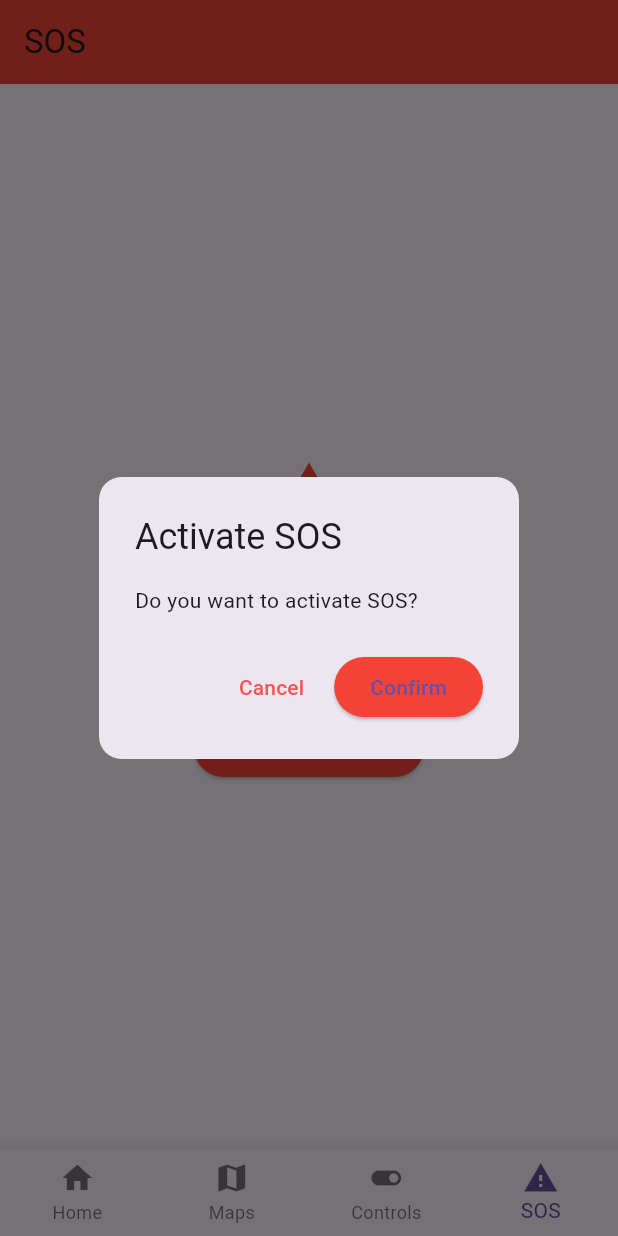
After one commit to Kunalwewreeer/MoveEase_flutter, a Flutter app: the MainScreen screen opened directly, item 4 of the bottom bar chosen, after a tap on "Send SOS Signal", on a phone screen of 412 x 824 dp. The commit adds this screen. Run offline on Flutter 3.47's test engine with Material 3 defaults, Android fonts, the phone set to English and light mode, and no system bars; our stand-ins replace google_maps_flutter.

Commit message:
almost all pages basic

```diff
--- /dev/null
+++ b/lib/controls_page.dart
@@ -0,0 +1,65 @@
+import 'package:flutter/material.dart';
+import 'controls/feature_activation.dart';
+class ControlsPage extends StatelessWidget {
+  Widget featureButton({required String title, required IconData icon, required VoidCallback onPressed}) {
+    return ElevatedButton.icon(
+      onPressed: onPressed,
+      icon: Icon(icon, size: 60), // Large icon for visibility
+      label: Text(title, style: TextStyle(fontSize: 20)), // Large text for readability
+      style: ElevatedButton.styleFrom(
+        primary: Colors.blueAccent, // A pleasant color for the button
+        onPrimary: Colors.white, // Text color
+        minimumSize: Size(200, 100), // Large button size for easy interaction
+        shape: RoundedRectangleBorder(
+          borderRadius: BorderRadius.circular(15), // Rounded edges for a modern look
+        ),
+        padding: EdgeInsets.symmetric(vertical: 20, horizontal: 30), // Padding for icon and text
+      ),
+    );
+  }
+
+  @override
+  Widget build(BuildContext context) {
+    return Scaffold(
+      appBar: AppBar(
+        title: Text('Controls'),
+        backgroundColor: Colors.blueGrey, // Gives a technological feel
+      ),
+      body: SingleChildScrollView( // Ensures usability on all screen sizes
+        child: Padding(
+          padding: const EdgeInsets.all(20.0),
+          child: Column(
+            mainAxisAlignment: MainAxisAlignment.center,
+            children: <Widget>[
+              featureButton(
+                title: 'Wheel Climbing',
+                icon: Icons.settings_ethernet, // Example icon, replace as needed
+                onPressed: () {
+                  Navigator.of(context).push(MaterialPageRoute(builder: (context) => FeatureActivationPage(featureName: 'Wheel Climbing')));// Logic for Wheel Climbing
+                },
+              ),
+              SizedBox(height: 20),
+              featureButton(
+                title: 'Increase Elevation',
+                icon: Icons.arrow_upward, // Example icon, replace as needed
+                onPressed: () {
+                  Navigator.of(context).push(MaterialPageRoute(builder: (context) => FeatureActivationPage(featureName: 'Increase Elevation')));// Logic for Increasing Elevation
+                },
+              ),
+              SizedBox(height: 30),
+              Text(
+                'Once activated, movement can be precisely controlled using the joystick, enabling seamless navigation and adjustment.',
+                style: TextStyle(
+                  fontSize: 18, // Slightly larger font for importance
+                  color: Colors.blueGrey[600], // Color for a subtle, modern look
+                  fontWeight: FontWeight.w400, // Medium weight for clarity
+                ),
+                textAlign: TextAlign.center, // Centers the text for better aesthetics
+              ),
+            ],
+          ),
+        ),
+      ),
+    );
+  }
+}
--- a/lib/home_page.dart
+++ b/lib/home_page.dart
@@ -1,5 +1,6 @@
 import 'package:flutter/material.dart';
-
+import 'package:flutter/services.dart';
+import 'maps_page.dart';
 class HomePage extends StatefulWidget {
   @override
   _HomePageState createState() => _HomePageState();
@@ -14,6 +15,9 @@ class _HomePageState extends State<HomePage> {
     setState(() {
       _selectedIndex = index;
     });
+    if (index == 1) {
+      Navigator.push(context, MaterialPageRoute(builder: (context) => MapsScreen()));
+    }
   }
 
   @override
@@ -40,13 +44,15 @@ class _HomePageState extends State<HomePage> {
           children: <Widget>[
             SizedBox(height: 40), // More space from the top
             Container(
-              height: 300, // Increased height for a squarish shape
+              height: 300,
               margin: EdgeInsets.symmetric(horizontal: 30, vertical: 20),
               decoration: BoxDecoration(
-                color: Colors.blueAccent[100],
-                borderRadius: BorderRadius.circular(20), // Rounded corners
+                borderRadius: BorderRadius.circular(20),
+                image: DecorationImage(
+                  image: AssetImage('assets/images/wheelchair_autocad1.png'), // Use your actual image path here
+                  fit: BoxFit.cover, // This ensures the image covers the container, you can adjust as needed
+                ),
               ),
-              child: Center(child: Text('Animation Placeholder', style: TextStyle(color: Colors.white, fontSize: 24))),
             ),
             Card(
               elevation: 4,
@@ -81,19 +87,8 @@ class _HomePageState extends State<HomePage> {
           ],
         ),
       ),
-      bottomNavigationBar: BottomNavigationBar(
-        items: const <BottomNavigationBarItem>[
-          BottomNavigationBarItem(icon: Icon(Icons.home), label: 'Home'),
-          BottomNavigationBarItem(icon: Icon(Icons.search), label: 'Search'),
-          BottomNavigationBarItem(icon: Icon(Icons.notifications), label: 'Notifications'),
-          BottomNavigationBarItem(icon: Icon(Icons.account_circle), label: 'Profile'),
-        ],
-        currentIndex: _selectedIndex,
-        onTap: _onItemTapped,
-        selectedItemColor: Colors.blue[800],
-        unselectedItemColor: Colors.blueGrey,
-        type: BottomNavigationBarType.fixed,
-      ),
+
+
     );
   }
 }
--- a/lib/main.dart
+++ b/lib/main.dart
@@ -1,6 +1,10 @@
 import 'package:flutter/material.dart';
 import 'package:flutter/services.dart';
 import 'home_page.dart';
+import 'maps_page.dart';
+import 'main_screen.dart';
+import 'sos_page.dart';
+import 'controls_page.dart';
 void main() {
   runApp(MyApp());
 }
@@ -37,7 +41,7 @@ class _LoginFormState extends State<LoginForm> {
       print('Email: ${_emailController.text}, Password: ${_passwordController.text}');
           Navigator.pushReplacement(
       context,
-      MaterialPageRoute(builder: (context) => HomePage()),
+      MaterialPageRoute(builder: (context) => MainScreen()),
     );
       // Here you can add your login logic
     }
--- /dev/null
+++ b/lib/main_screen.dart
@@ -0,0 +1,49 @@
+import 'package:flutter/material.dart';
+import 'maps_page.dart'; // Assume this is your MapsScreen
+import 'home_page.dart'; // Your HomePage
+import 'controls_page.dart'; // Placeholder for your Controls screen
+import 'sos_page.dart'; // Placeholder for your SOS screen
+
+class MainScreen extends StatefulWidget {
+  @override
+  _MainScreenState createState() => _MainScreenState();
+}
+
+class _MainScreenState extends State<MainScreen> {
+  int _selectedIndex = 0;
+
+  // List of widgets to use as bodies for the navigation bar
+  final List<Widget> _widgetOptions = [
+    HomePage(),
+    MapsScreen(),
+    ControlsPage(), // Placeholder for your Controls screen
+    SOSPage(), // Placeholder for your SOS screen
+  ];
+
+  void _onItemTapped(int index) {
+    setState(() {
+      _selectedIndex = index;
+    });
+  }
+
+  @override
+  Widget build(BuildContext context) {
+    return Scaffold(
+      body: IndexedStack(
+        index: _selectedIndex,
+        children: _widgetOptions,
+      ),
+      bottomNavigationBar: BottomNavigationBar(
+        items: const <BottomNavigationBarItem>[
+          BottomNavigationBarItem(icon: Icon(Icons.home), label: 'Home'),
+          BottomNavigationBarItem(icon: Icon(Icons.map), label: 'Maps'),
+          BottomNavigationBarItem(icon: Icon(Icons.toggle_on), label: 'Controls'),
+          BottomNavigationBarItem(icon: Icon(Icons.warning), label: 'SOS'),
+        ],
+        currentIndex: _selectedIndex,
+        onTap: _onItemTapped,
+        type: BottomNavigationBarType.fixed,
+      ),
+    );
+  }
+}
--- /dev/null
+++ b/lib/maps_page.dart
@@ -0,0 +1,41 @@
+import 'package:flutter/material.dart';
+import 'package:google_maps_flutter/google_maps_flutter.dart';
+
+class MapsScreen extends StatefulWidget {
+  @override
+  _MapsScreenState createState() => _MapsScreenState();
+}
+
+class _MapsScreenState extends State<MapsScreen> {
+  final TextEditingController _searchController = TextEditingController();
+
+  @override
+  Widget build(BuildContext context) {
+    return Scaffold(
+      appBar: AppBar(
+        title: TextField(
+          controller: _searchController,
+          decoration: InputDecoration(
+            hintText: 'Search here...',
+            suffixIcon: IconButton(
+              icon: Icon(Icons.search),
+              onPressed: () {
+                // Handle search logic
+                print('Searching: ${_searchController.text}');
+              },
+            ),
+          ),
+        ),
+      ),
+      body: GoogleMap(
+        initialCameraPosition: CameraPosition(
+          // Example location: GooglePlex
+          target: LatLng(37.4220, -122.0841),
+          zoom: 14.4746,
+        ),
+        // Add your Google Maps API key here
+        mapType: MapType.normal,
+      ),
+    );
+  }
+}
--- /dev/null
+++ b/lib/sos_page.dart
@@ -0,0 +1,67 @@
+import 'package:flutter/material.dart';
+import 'sos_activation_page.dart';
+class SOSPage extends StatelessWidget {
+  void _showSOSConfirmationDialog(BuildContext context) {
+    showDialog(
+      context: context,
+      builder: (BuildContext context) {
+        return AlertDialog(
+          title: Text('Activate SOS'),
+          content: Text('Do you want to activate SOS?'),
+          shape: RoundedRectangleBorder(borderRadius: BorderRadius.circular(15)), // Rounded corners
+          actions: <Widget>[
+            TextButton(
+              child: Text('Cancel', style: TextStyle(color: Colors.redAccent)),
+              onPressed: () {
+                Navigator.of(context).pop(); // Close the dialog
+              },
+            ),
+            ElevatedButton(
+              child: Text('Confirm'),
+              style: ElevatedButton.styleFrom(
+                primary: Colors.red, // Button background color
+                shape: RoundedRectangleBorder(borderRadius: BorderRadius.circular(20)), // Rounded corners
+              ),
+              onPressed: () {
+                // Proceed with SOS activation
+
+                Navigator.of(context).pop(); // Close the dialog
+                Navigator.of(context).push(MaterialPageRoute(builder: (context) => SOSActivationPage())); // Navigate to the SOS activation page
+                // Place your SOS activation code here
+              },
+            ),
+          ],
+        );
+      },
+    );
+  }
+
+  @override
+  Widget build(BuildContext context) {
+    return Scaffold(
+      appBar: AppBar(
+        title: Text('SOS'),
+        backgroundColor: Colors.red, // Emphasizes the urgency
+      ),
+      body: Center(
+        child: Column(
+          mainAxisAlignment: MainAxisAlignment.center,
+          children: <Widget>[
+            Icon(Icons.warning, size: 100, color: Colors.red),
+            SizedBox(height: 20),
+            Text(
+              'Emergency SOS',
+              style: TextStyle(fontSize: 24, fontWeight: FontWeight.bold, color: Colors.red),
+            ),
+            SizedBox(height: 20),
+            ElevatedButton(
+              onPressed: () => _showSOSConfirmationDialog(context),
+              child: Text('Send SOS Signal'),
+              style: ElevatedButton.styleFrom(primary: Colors.red),
+            ),
+          ],
+        ),
+      ),
+    );
+  }
+}
--- a/pubspec.yaml
+++ b/pubspec.yaml
@@ -11,7 +11,7 @@ environment:
 dependencies:
   flutter:
     sdk: flutter
-
+  google_maps_flutter: ^2.0.6
   english_words: ^4.0.0
   provider: ^6.0.0
 
@@ -23,3 +23,5 @@ dev_dependencies:
 
 flutter:
   uses-material-design: true
+  assets:
+    - assets/images/wheelchair_autocad1.png
```
Also changed, not shown: lib/controls/feature_activation.dart (added, +66 -0 lines), lib/sos_activation_page.dart (added, +98 -0 lines), assets/images/wheelchair_autocad1.png (added), images/wheelchair_autocad1.png (added), pubspec.lock, 1 other file.
